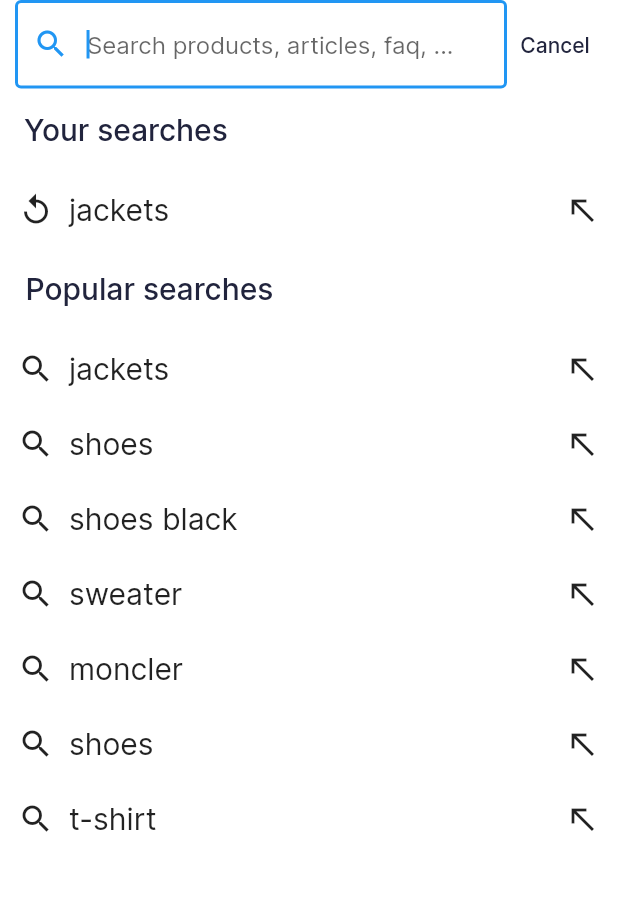
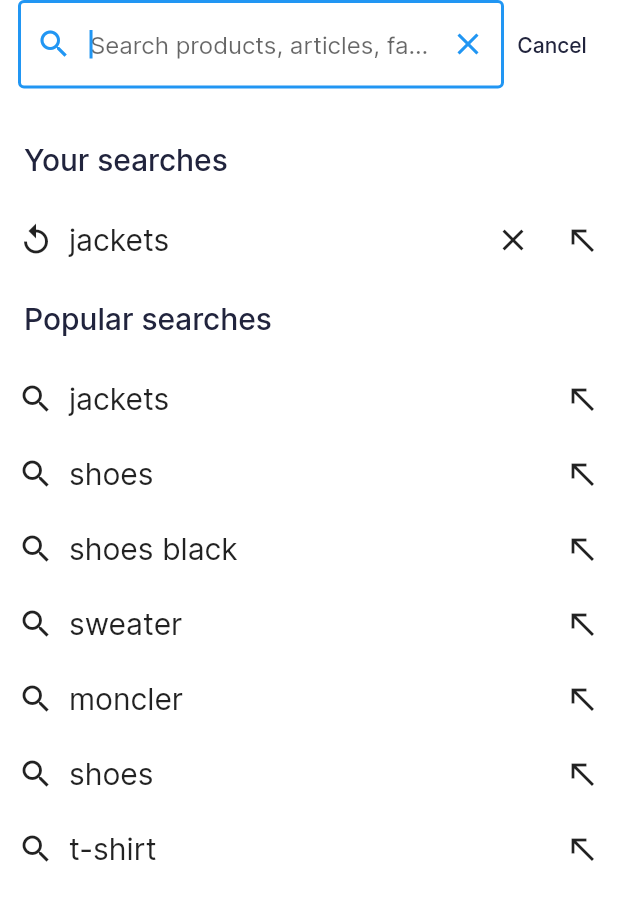
Before and after one commit to algolia/flutter-ecom-ui-template, a Flutter app: the AutocompleteScreen screen opened directly, on a phone screen of 412 x 824 dp. Shown: the top 901 px of the screen. Run offline on Flutter 3.47's test engine with Material 2 defaults, Android fonts, the phone set to English and light mode, and no system bars; our stand-ins replace cloud_firestore, firebase_core; accounts and stored records are empty; network calls fail.

Commit message:
autocomplete wip

```diff
--- a/lib/ui/autocomplete_screen.dart
+++ b/lib/ui/autocomplete_screen.dart
@@ -9,6 +9,9 @@ class AutocompleteScreen extends StatefulWidget {
 }
 
 class _AutocompleteScreenState extends State<AutocompleteScreen> {
+
+  var searchTextController = TextEditingController();
+
   List<String> _history = ['jackets'];
   List<String> _suggestions = [
     'jackets',
@@ -20,25 +23,61 @@ class _AutocompleteScreenState extends State<AutocompleteScreen> {
     't-shirt'
   ];
 
-  var searchTextController = TextEditingController();
-  String _searchText = "";
+  void _didChangeSearchText() {
+    print(searchTextController.text);
+  }
+
+  void _didSumbitSearch(String query) {
+    _addToHistory(query);
+  }
+
+  void _addToHistory(String query) {
+    if (query.isEmpty) {
+      return;
+    }
+    _removeFromHistory(query);
+    setState(() {
+      _history.add(query);
+    });
+  }
+
+  void _removeFromHistory(String query) {
+    setState(() {
+      _history.removeWhere((element) => element == query);
+    });
+  }
+
+  void _applySuggestion(String suggestion) {
+    searchTextController.value = TextEditingValue(
+      text: suggestion,
+      selection: TextSelection.fromPosition(
+        TextPosition(offset: suggestion.length),
+      ),
+    );
+  }
 
   Widget _searchBar() {
     return Padding(
-      padding: const EdgeInsets.symmetric(horizontal: 10),
+      padding: const EdgeInsets.symmetric(horizontal: 12),
       child: Row(
         children: [
           Expanded(
             child: TextField(
               controller: searchTextController,
               autofocus: true,
-              decoration: const InputDecoration(
+              onSubmitted: _didSumbitSearch,
+              decoration: InputDecoration(
                 border: OutlineInputBorder(
                   borderSide:
                       const BorderSide(color: Colors.black87, width: 1.0),
                 ),
                 prefixIcon: Icon(Icons.search),
-                  hintText: "Search products, articles, faq, ..."),
+                hintText: "Search products, articles, faq, ...",
+                suffixIcon: IconButton(
+                  onPressed: searchTextController.clear,
+                  icon: Icon(Icons.clear),
+                ),
+              ),
             ),
           ),
           TextButton(
@@ -56,6 +95,8 @@ class _AutocompleteScreenState extends State<AutocompleteScreen> {
       ),
       Text(suggestion, style: TextStyle(fontSize: 20)),
       Spacer(),
+      IconButton(onPressed: () => _removeFromHistory(suggestion), icon: Icon(Icons.close)),
+      SizedBox(width: 10),
       Icon(Icons.north_west),
     ]);
   }
@@ -76,6 +117,7 @@ class _AutocompleteScreenState extends State<AutocompleteScreen> {
     return Expanded(
         child: CustomScrollView(
       slivers: [
+        if (_history.isNotEmpty) ...[
           SliverAppBar(
               title: Row(
                 children: [Text("Your searches"), Spacer()],
@@ -90,22 +132,21 @@ class _AutocompleteScreenState extends State<AutocompleteScreen> {
                     return SizedBox(
                         height: 50,
                         child: InkWell(
-                          onTap: () => {searchTextController.text = suggestion},
+                            onTap: () => _applySuggestion(suggestion),
                             child: _historyRow(suggestion)));
                   },
                   childCount: _history.length, // 1000 list items
                 ),
               )),
-        SliverPadding(
-            padding: EdgeInsets.symmetric(horizontal: 1),
-            sliver: SliverAppBar(
+        ],
+        SliverAppBar(
             title: Row(children: [
               Text(
                 "Popular searches",
               ),
               Spacer()
             ]),
-                automaticallyImplyLeading: false)),
+            automaticallyImplyLeading: false),
         SliverPadding(
           padding: EdgeInsets.symmetric(horizontal: 12),
           sliver: SliverList(
@@ -115,7 +156,7 @@ class _AutocompleteScreenState extends State<AutocompleteScreen> {
               return SizedBox(
                   height: 50,
                   child: InkWell(
-                      onTap: () => {searchTextController.text = suggestion},
+                      onTap: () => _applySuggestion(suggestion),
                       child: _suggestionRow(suggestion)));
             },
             childCount: _suggestions.length, // 1000 list items
@@ -126,12 +167,25 @@ class _AutocompleteScreenState extends State<AutocompleteScreen> {
   }
 
   @override
+  void initState() {
+    super.initState();
+    searchTextController.addListener(_didChangeSearchText);
+  }
+
+  @override
   Widget build(BuildContext context) {
     return Scaffold(
         body: SafeArea(
             child: Column(children: [
       _searchBar(),
+      SizedBox(height: 20),
       _customScrollView(),
     ])));
   }
+
+  @override
+  void dispose() {
+    searchTextController.dispose();
+    super.dispose();
   }
+}
```
Lines whose indentation alone changed are shown as unchanged.
